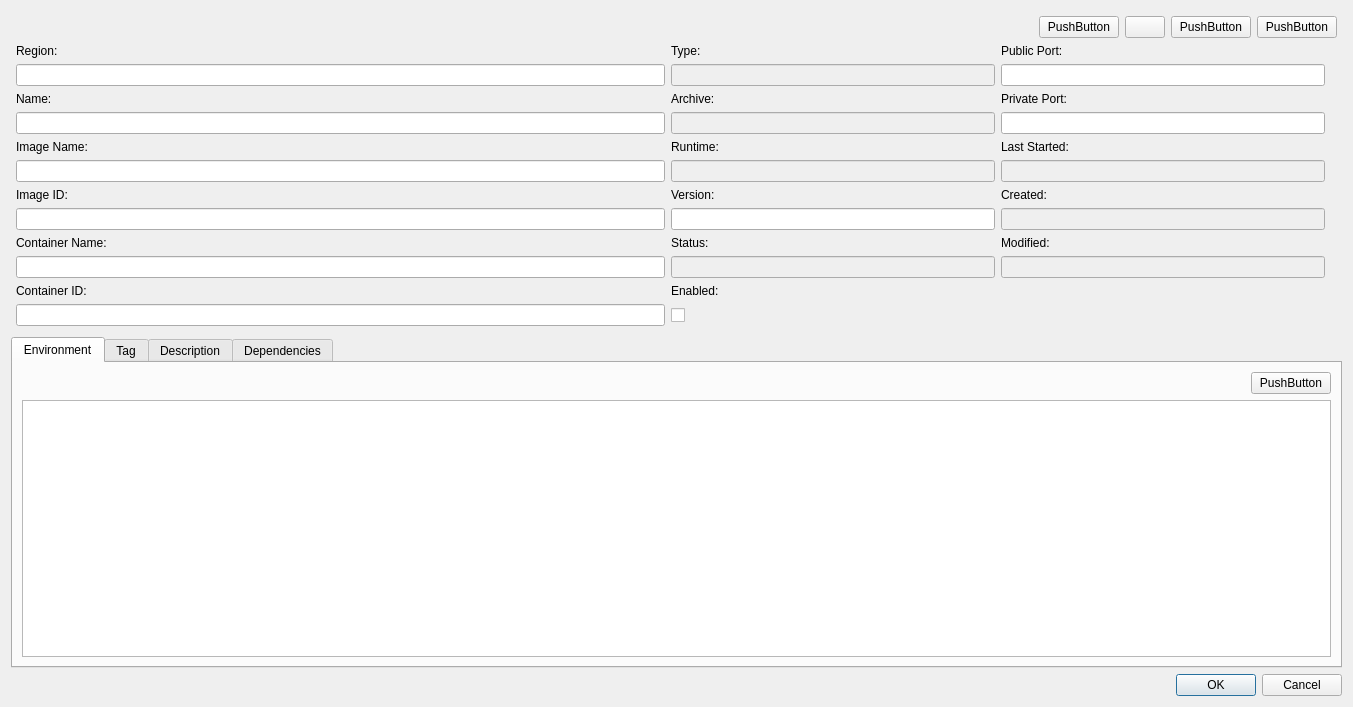
This is src/modules/application/ApplicationEditDialog.ui in jensvogt/awsmock-qt-ui as Qt 5 draws it before an edit. The edited form follows.
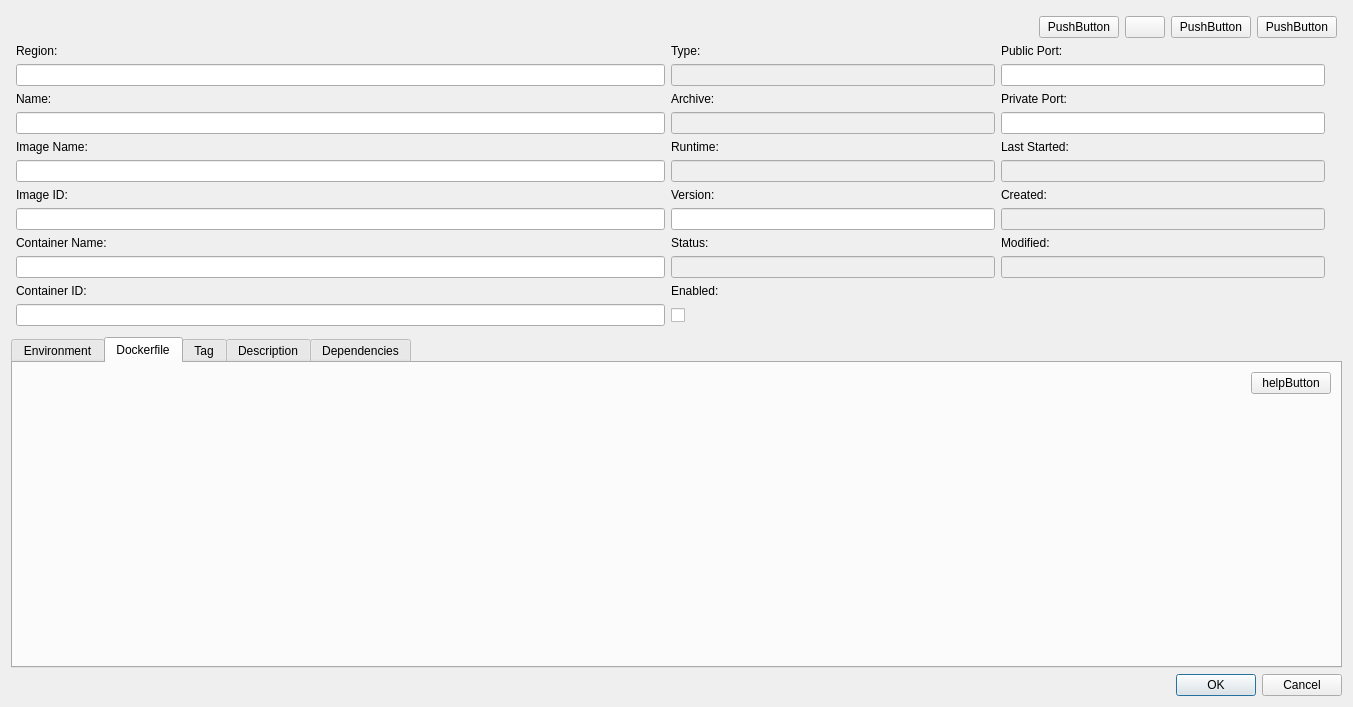
This is the edited form. Custom widgets are drawn as their Qt base class.

Diff of the .ui file:
```diff
--- a/src/modules/application/ApplicationEditDialog.ui
+++ b/src/modules/application/ApplicationEditDialog.ui
@@ -373,7 +373,7 @@
    <item>
     <widget class="QTabWidget" name="tabWidget">
      <property name="currentIndex">
-      <number>0</number>
+      <number>1</number>
      </property>
      <widget class="QWidget" name="environmentTab">
       <attribute name="title">
@@ -418,6 +418,47 @@
        </item>
       </layout>
      </widget>
+     <widget class="QWidget" name="dockerfileTab">
+      <attribute name="title">
+       <string>Dockerfile</string>
+      </attribute>
+      <layout class="QVBoxLayout" name="verticalLayout">
+       <item>
+        <layout class="QHBoxLayout" name="horizontalLayout_5">
+         <item>
+          <spacer name="horizontalSpacer_5">
+           <property name="orientation">
+            <enum>Qt::Orientation::Horizontal</enum>
+           </property>
+           <property name="sizeHint" stdset="0">
+            <size>
+             <width>40</width>
+             <height>20</height>
+            </size>
+           </property>
+          </spacer>
+         </item>
+         <item>
+          <widget class="QPushButton" name="helpButton">
+           <property name="text">
+            <string>helpButton</string>
+           </property>
+          </widget>
+         </item>
+        </layout>
+       </item>
+       <item>
+        <widget class="Awsmock::Components::PlainTextEditor" name="dockerfileEdit" native="true">
+         <property name="sizePolicy">
+          <sizepolicy hsizetype="Expanding" vsizetype="Expanding">
+           <horstretch>0</horstretch>
+           <verstretch>0</verstretch>
+          </sizepolicy>
+         </property>
+        </widget>
+       </item>
+      </layout>
+     </widget>
      <widget class="QWidget" name="tagTab">
       <attribute name="title">
        <string>Tag</string>
@@ -519,6 +560,14 @@
    </item>
   </layout>
  </widget>
+ <customwidgets>
+  <customwidget>
+   <class>Awsmock::Components::PlainTextEditor</class>
+   <extends>QWidget</extends>
+   <header>components/PlainTextEditor.h</header>
+   <container>1</container>
+  </customwidget>
+ </customwidgets>
  <resources/>
  <connections/>
 </ui>
```
